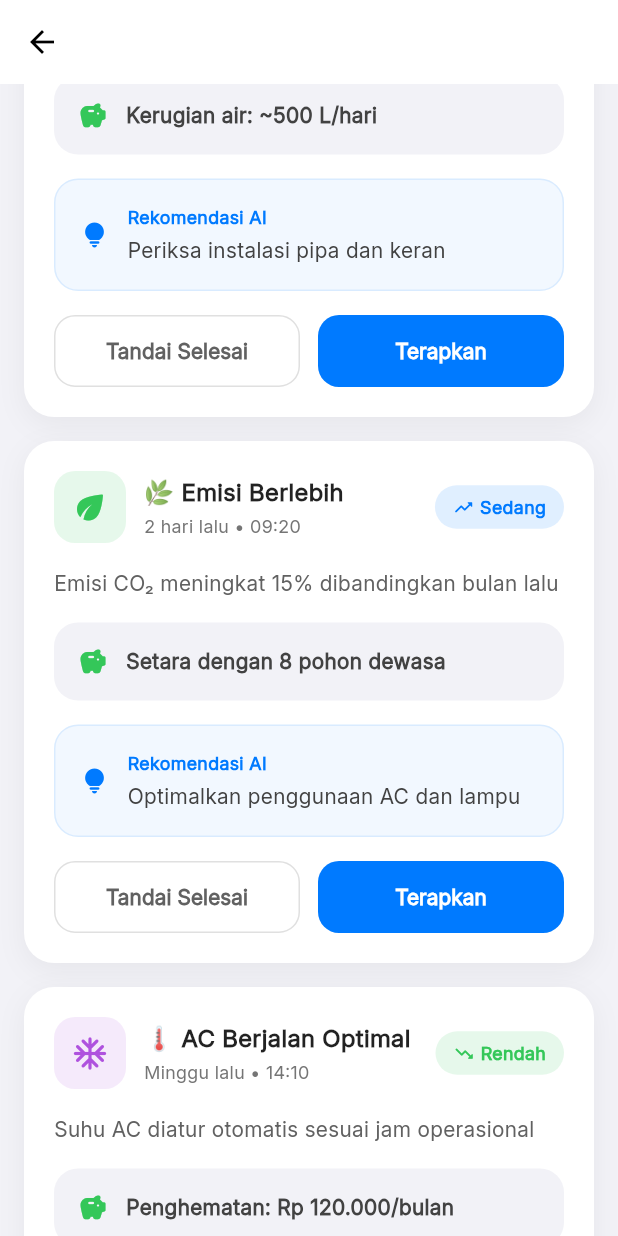
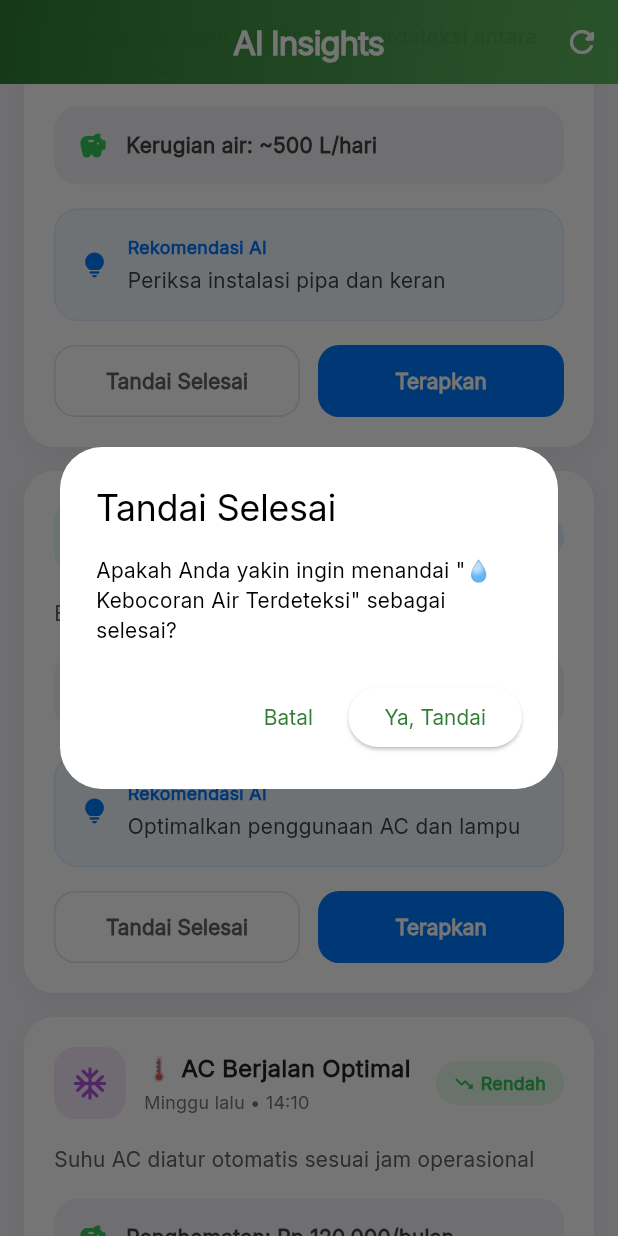
Before and after one commit to nabilkencana/Aplication-EcoGuardAI, a Flutter app: the InsightsScreen screen opened directly, scrolled down 1152 dp, after a tap on "Tandai Selesai", on a phone screen of 412 x 824 dp. Run offline on Flutter 3.47's test engine with Material 3 defaults, Android fonts, the phone set to English and light mode, and no system bars; our stand-ins replace flutter_local_notifications, syncfusion_flutter_charts, timezone; statements that could not run were skipped.

Commit message:
nauval_faiz

```diff
--- a/lib/screens/insights_screen.dart
+++ b/lib/screens/insights_screen.dart
@@ -12,7 +12,8 @@ class _InsightsScreenState extends State<InsightsScreen> {
   final List<Map<String, dynamic>> _aiInsights = [
     {
       'title': '⚡ Puncak Konsumsi Listrik',
-      'description': 'Konsumsi meningkat 27% di luar jam operasional (19:00-22:00)',
+      'description':
+      'Konsumsi meningkat 27% di luar jam operasional (19:00-22:00)',
       'impact': 'Potensi penghematan: Rp 450.000/bulan',
       'recommendation': 'Jadwalkan perangkat non-esensial di luar jam puncak',
       'priority': 'Tinggi',
@@ -23,7 +24,8 @@ class _InsightsScreenState extends State<InsightsScreen> {
     },
     {
       'title': '💧 Kebocoran Air Terdeteksi',
-      'description': 'Pola penggunaan air abnormal terdeteksi antara 02:00-04:00',
+      'description':
+      'Pola penggunaan air abnormal terdeteksi antara 02:00-04:00',
       'impact': 'Kerugian air: ~500 L/hari',
       'recommendation': 'Periksa instalasi pipa dan keran',
       'priority': 'Kritis',
@@ -67,70 +69,73 @@ class _InsightsScreenState extends State<InsightsScreen> {
         slivers: [
           // AppBar Modern
           SliverAppBar(
-            expandedHeight: 100,
-            floating: true,
+            automaticallyImplyLeading: false,
+            centerTitle: true,
+            expandedHeight: 120,
+            floating: false,
             pinned: true,
-            backgroundColor: Colors.white,
+            backgroundColor: Colors.transparent,
             elevation: 0,
-            surfaceTintColor: Colors.transparent,
-            flexibleSpace: FlexibleSpaceBar(
-              collapseMode: CollapseMode.pin,
-              background: Container(
+            flexibleSpace: LayoutBuilder(
+              builder: (context, constraints) {
+                final top = constraints.biggest.height;
+                final isExpanded = top > 70;
+
+                return Container(
                   decoration: BoxDecoration(
                     gradient: LinearGradient(
                       colors: [
                         AppConstants.primaryColor,
-                      AppConstants.secondaryColor,
+                        AppConstants.secondaryColor.withOpacity(0.9),
                       ],
                       begin: Alignment.topLeft,
                       end: Alignment.bottomRight,
+                    ),
+                    borderRadius: BorderRadius.only(
+                      bottomLeft: Radius.circular(isExpanded ? 30 : 0),
+                      bottomRight: Radius.circular(isExpanded ? 30 : 0),
                     ),
                   ),
                   child: SafeArea(
                     bottom: false,
                     child: Padding(
-                    padding: const EdgeInsets.symmetric(horizontal: 20, vertical: 16),
+                      padding: const EdgeInsets.symmetric(horizontal: 20),
                       child: Column(
-                      crossAxisAlignment: CrossAxisAlignment.start,
+                        mainAxisAlignment: MainAxisAlignment.center,
+                        crossAxisAlignment: CrossAxisAlignment.center,
                         children: [
-                        Row(
-                          mainAxisAlignment: MainAxisAlignment.spaceBetween,
-                          children: [
-                            IconButton(
-                              icon: Icon(Icons.arrow_back_rounded, color: Colors.white),
-                              onPressed: () => Navigator.pop(context),
-                            ),
                           Text(
                             'AI Insights',
                             style: TextStyle(
-                                fontSize: 28,
+                              fontSize: isExpanded ? 28 : 22,
                               fontWeight: FontWeight.w800,
                               color: Colors.white,
                               letterSpacing: -0.5,
                             ),
                           ),
-                            IconButton(
-                              icon: Icon(Icons.refresh_rounded, color: Colors.white),
-                              onPressed: _refreshInsights,
-                            ),
-                          ],
-                        ),
+                          if (isExpanded) ...[
                             const SizedBox(height: 8),
-                        Center(
-                          child: Text(
+                            Text(
                               'Analisis cerdas untuk efisiensi optimal',
                               style: TextStyle(
                                 fontSize: 14,
                                 color: Colors.white.withOpacity(0.9),
                               ),
                             ),
-                        ),
+                          ],
                         ],
                       ),
                     ),
                   ),
+                );
+              },
             ),
+            actions: [
+              IconButton(
+                icon: Icon(Icons.refresh_rounded, color: Colors.white),
+                onPressed: _refreshInsights,
               ),
+            ],
           ),
 
           // AI Intelligence Header
@@ -165,7 +170,11 @@ class _InsightsScreenState extends State<InsightsScreen> {
                       color: Colors.white.withOpacity(0.15),
                       borderRadius: BorderRadius.circular(15),
                     ),
-                    child: Icon(Icons.psychology_rounded, color: Colors.white, size: 32),
+                    child: Icon(
+                      Icons.psychology_rounded,
+                      color: Colors.white,
+                      size: 32,
+                    ),
                   ),
                   const SizedBox(width: 16),
                   Expanded(
@@ -278,10 +287,7 @@ class _InsightsScreenState extends State<InsightsScreen> {
                   const Spacer(),
                   Text(
                     '${_aiInsights.length} ditemukan',
-                    style: TextStyle(
-                      fontSize: 13,
-                      color: Colors.grey[600],
-                    ),
+                    style: TextStyle(fontSize: 13, color: Colors.grey[600]),
                   ),
                 ],
               ),
@@ -318,10 +324,7 @@ class _InsightsScreenState extends State<InsightsScreen> {
                   const SizedBox(height: 8),
                   Text(
                     'Prediksi berdasarkan pola historis dan tren terkini',
-                    style: TextStyle(
-                      fontSize: 14,
-                      color: Colors.grey[600],
-                    ),
+                    style: TextStyle(fontSize: 14, color: Colors.grey[600]),
                   ),
                   const SizedBox(height: 16),
                   _buildPredictiveAnalysis(),
@@ -360,10 +363,14 @@ class _InsightsScreenState extends State<InsightsScreen> {
                   width: 48,
                   height: 48,
                   decoration: BoxDecoration(
-                    color: insight['color'].withOpacity(0.12),
+                    color: (insight['color'] as Color).withOpacity(0.12),
                     borderRadius: BorderRadius.circular(14),
                   ),
-                  child: Icon(insight['icon'], color: insight['color'], size: 26),
+                  child: Icon(
+                    insight['icon'] as IconData,
+                    color: insight['color'] as Color,
+                    size: 26,
+                  ),
                 ),
                 const SizedBox(width: 12),
                 Expanded(
@@ -371,7 +378,7 @@ class _InsightsScreenState extends State<InsightsScreen> {
                     crossAxisAlignment: CrossAxisAlignment.start,
                     children: [
                       Text(
-                        insight['title'],
+                        insight['title'] as String,
                         style: const TextStyle(
                           fontSize: 16,
                           fontWeight: FontWeight.w700,
@@ -380,36 +387,38 @@ class _InsightsScreenState extends State<InsightsScreen> {
                       ),
                       const SizedBox(height: 2),
                       Text(
-                        insight['date'],
-                        style: TextStyle(
-                          fontSize: 12,
-                          color: Colors.grey[600],
-                        ),
+                        insight['date'] as String,
+                        style: TextStyle(fontSize: 12, color: Colors.grey[600]),
                       ),
                     ],
                   ),
                 ),
                 Container(
-                  padding: const EdgeInsets.symmetric(horizontal: 12, vertical: 6),
+                  padding: const EdgeInsets.symmetric(
+                    horizontal: 12,
+                    vertical: 6,
+                  ),
                   decoration: BoxDecoration(
-                    color: _getPriorityColor(insight['priority']).withOpacity(0.12),
+                    color: _getPriorityColor(
+                      insight['priority'] as String,
+                    ).withOpacity(0.12),
                     borderRadius: BorderRadius.circular(20),
                   ),
                   child: Row(
                     mainAxisSize: MainAxisSize.min,
                     children: [
                       Icon(
-                        insight['trend'],
+                        insight['trend'] as IconData,
                         size: 14,
-                        color: _getPriorityColor(insight['priority']),
+                        color: _getPriorityColor(insight['priority'] as String),
                       ),
                       const SizedBox(width: 4),
                       Text(
-                        insight['priority'],
+                        insight['priority'] as String,
                         style: TextStyle(
                           fontSize: 12,
                           fontWeight: FontWeight.w600,
-                          color: _getPriorityColor(insight['priority']),
+                          color: _getPriorityColor(insight['priority'] as String),
                         ),
                       ),
                     ],
@@ -422,7 +431,7 @@ class _InsightsScreenState extends State<InsightsScreen> {
 
             // Description
             Text(
-              insight['description'],
+              insight['description'] as String,
               style: TextStyle(
                 fontSize: 14,
                 color: Colors.grey[700],
@@ -449,7 +458,7 @@ class _InsightsScreenState extends State<InsightsScreen> {
                   const SizedBox(width: 12),
                   Expanded(
                     child: Text(
-                      insight['impact'],
+                      insight['impact'] as String,
                       style: TextStyle(
                         fontSize: 14,
                         fontWeight: FontWeight.w600,
@@ -496,7 +505,7 @@ class _InsightsScreenState extends State<InsightsScreen> {
                         ),
                         const SizedBox(height: 4),
                         Text(
-                          insight['recommendation'],
+                          insight['recommendation'] as String,
                           style: TextStyle(
                             fontSize: 14,
                             fontWeight: FontWeight.w500,
@@ -517,7 +526,9 @@ class _InsightsScreenState extends State<InsightsScreen> {
               children: [
                 Expanded(
                   child: OutlinedButton(
-                    onPressed: () {},
+                    onPressed: () {
+                      _markAsComplete(insight);
+                    },
                     style: OutlinedButton.styleFrom(
                       padding: const EdgeInsets.symmetric(vertical: 14),
                       shape: RoundedRectangleBorder(
@@ -538,7 +549,9 @@ class _InsightsScreenState extends State<InsightsScreen> {
                 const SizedBox(width: 12),
                 Expanded(
                   child: ElevatedButton(
-                    onPressed: () {},
+                    onPressed: () {
+                      _applyRecommendation(insight);
+                    },
                     style: ElevatedButton.styleFrom(
                       backgroundColor: Color(0xFF007AFF),
                       padding: const EdgeInsets.symmetric(vertical: 14),
@@ -592,7 +605,11 @@ class _InsightsScreenState extends State<InsightsScreen> {
                     color: Color(0xFF5856D6).withOpacity(0.12),
                     borderRadius: BorderRadius.circular(14),
                   ),
-                  child: Icon(Icons.trending_up_rounded, color: Color(0xFF5856D6), size: 26),
+                  child: Icon(
+                    Icons.trending_up_rounded,
+                    color: Color(0xFF5856D6),
+                    size: 26,
+                  ),
                 ),
                 const SizedBox(width: 12),
                 Expanded(
@@ -610,10 +627,7 @@ class _InsightsScreenState extends State<InsightsScreen> {
                       const SizedBox(height: 2),
                       Text(
                         'Berdasarkan pola historis',
-                        style: TextStyle(
-                          fontSize: 12,
-                          color: Colors.grey[600],
-                        ),
+                        style: TextStyle(fontSize: 12, color: Colors.grey[600]),
                       ),
                     ],
                   ),
@@ -658,7 +672,12 @@ class _InsightsScreenState extends State<InsightsScreen> {
     );
   }
 
-  Widget _buildPredictionRow(String title, String value, Color color, IconData icon) {
+  Widget _buildPredictionRow(
+      String title,
+      String value,
+      Color color,
+      IconData icon,
+      ) {
     return Container(
       padding: const EdgeInsets.all(16),
       decoration: BoxDecoration(
@@ -700,7 +719,12 @@ class _InsightsScreenState extends State<InsightsScreen> {
     );
   }
 
-  Widget _buildStatCard(String title, String value, IconData icon, Color color) {
+  Widget _buildStatCard(
+      String title,
+      String value,
+      IconData icon,
+      Color color,
+      ) {
     return Container(
       decoration: BoxDecoration(
         color: Colors.white,
@@ -815,9 +839,63 @@ class _InsightsScreenState extends State<InsightsScreen> {
         ),
         backgroundColor: Color(0xFF007AFF),
         behavior: SnackBarBehavior.floating,
-        shape: RoundedRectangleBorder(
-          borderRadius: BorderRadius.circular(12),
+        shape: RoundedRectangleBorder(borderRadius: BorderRadius.circular(12)),
       ),
+    );
+  }
+
+  void _markAsComplete(Map<String, dynamic> insight) {
+    showDialog(
+      context: context,
+      builder: (context) => AlertDialog(
+        title: Text('Tandai Selesai'),
+        content: Text('Apakah Anda yakin ingin menandai "${insight['title']}" sebagai selesai?'),
+        actions: [
+          TextButton(
+            onPressed: () => Navigator.pop(context),
+            child: Text('Batal'),
+          ),
+          ElevatedButton(
+            onPressed: () {
+              Navigator.pop(context);
+              ScaffoldMessenger.of(context).showSnackBar(
+                SnackBar(
+                  content: Text('Insight telah ditandai sebagai selesai'),
+                  backgroundColor: Colors.green,
+                ),
+              );
+            },
+            child: Text('Ya, Tandai'),
+          ),
+        ],
+      ),
+    );
+  }
+
+  void _applyRecommendation(Map<String, dynamic> insight) {
+    showDialog(
+      context: context,
+      builder: (context) => AlertDialog(
+        title: Text('Terapkan Rekomendasi'),
+        content: Text('Anda akan menerapkan rekomendasi: "${insight['recommendation']}"'),
+        actions: [
+          TextButton(
+            onPressed: () => Navigator.pop(context),
+            child: Text('Batal'),
+          ),
+          ElevatedButton(
+            onPressed: () {
+              Navigator.pop(context);
+              ScaffoldMessenger.of(context).showSnackBar(
+                SnackBar(
+                  content: Text('Rekomendasi berhasil diterapkan'),
+                  backgroundColor: Colors.blue,
+                ),
+              );
+            },
+            child: Text('Terapkan'),
+          ),
+        ],
       ),
     );
   }
```
Lines whose indentation alone changed are shown as unchanged.
